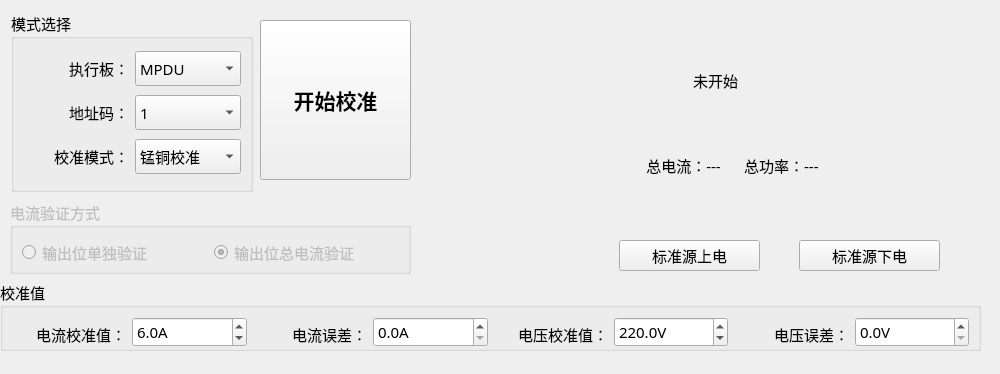
Qt form PDU-CalibrateTool/adjust/modeselectwid.ui (ChinaClever/PDU-CalibrateTool) before a commit.
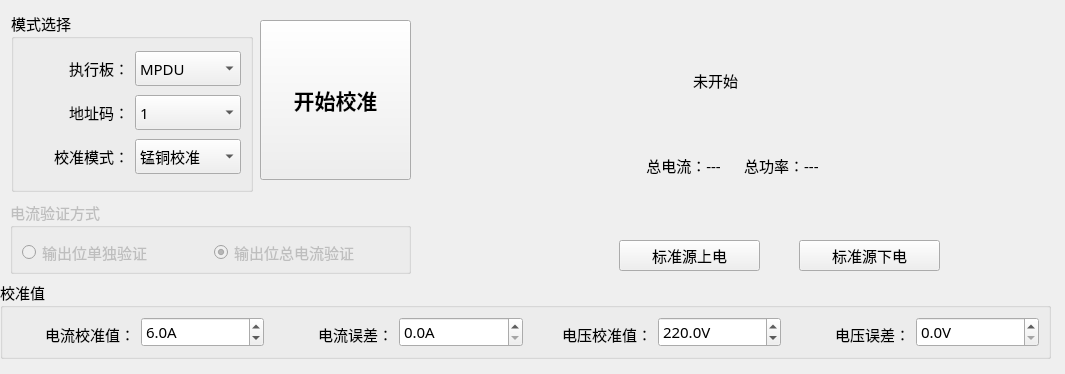
The same form after that commit.

Patch:
```diff
--- a/PDU-CalibrateTool/adjust/modeselectwid.ui
+++ b/PDU-CalibrateTool/adjust/modeselectwid.ui
@@ -6,7 +6,7 @@
    <rect>
     <x>0</x>
     <y>0</y>
-    <width>1000</width>
+    <width>1065</width>
     <height>374</height>
    </rect>
   </property>
@@ -236,8 +236,8 @@
     <rect>
      <x>0</x>
      <y>280</y>
-     <width>981</width>
-     <height>71</height>
+     <width>1051</width>
+     <height>79</height>
     </rect>
    </property>
    <property name="title">
```
Left out of the diff: 96 changed lines with no effect on the pictures.
